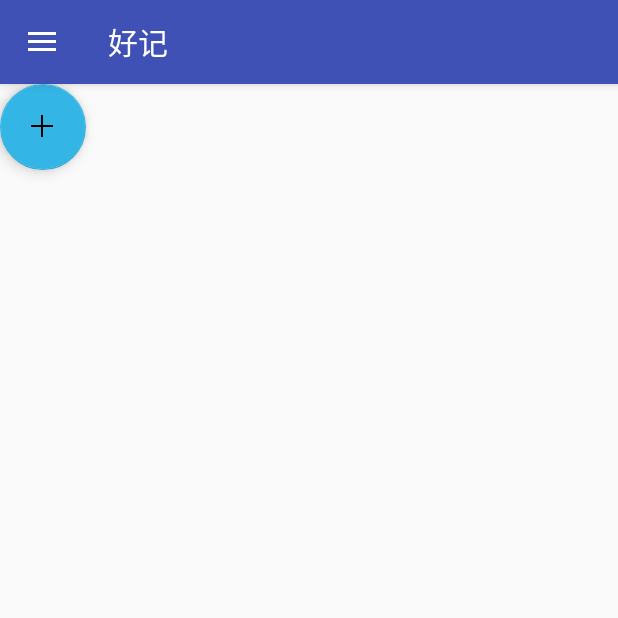
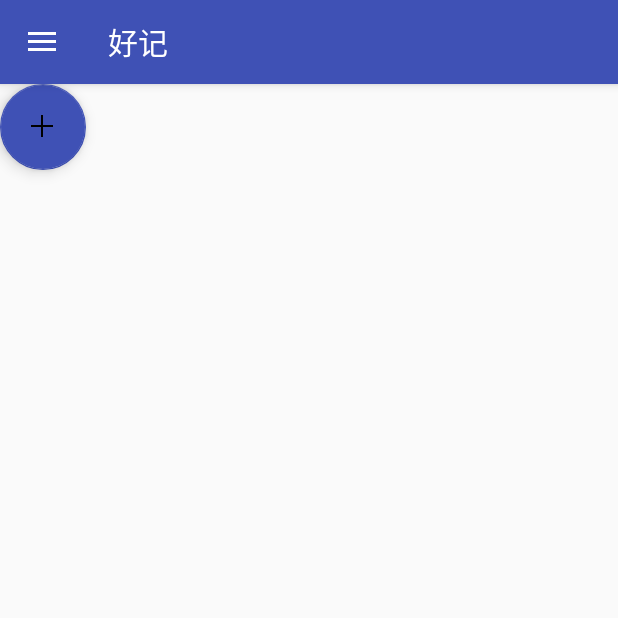
Before and after one commit to TeamALi88/ScheduleManagement, an Android app: the screen it shows after launch (dailyActivity), on a phone screen of 412 x 824 dp, the top half of it. Run offline under Robolectric (Android 15) with nearby library versions, the phone set to English and light mode, and no system bars.

Commit message:
颜色修改

```diff
--- a/Haoji/app/src/main/res/layout/content_main.xml
+++ b/Haoji/app/src/main/res/layout/content_main.xml
@@ -14,8 +14,9 @@
         android:layout_height="59dp"
         android:layout_gravity="right|bottom"
         android:src="@drawable/plus_sign"
-        app:backgroundTint="@android:color/holo_blue_light"
+        app:backgroundTint="?attr/colorPrimary"
         tools:layout_editor_absoluteX="248dp"
         tools:layout_editor_absoluteY="338dp" />
 
+
 </android.support.constraint.ConstraintLayout>
--- a/Haoji/app/src/main/res/values/colors.xml
+++ b/Haoji/app/src/main/res/values/colors.xml
@@ -1,6 +1,6 @@
 <?xml version="1.0" encoding="utf-8"?>
 <resources>
-    <color name="colorPrimary">#3F51B5</color>
+    <color name="colorPrimary">#3f51b5</color>
     <color name="colorPrimaryDark">#303F9F</color>
     <color name="colorAccent">#ff4081</color>
 </resources>
```
